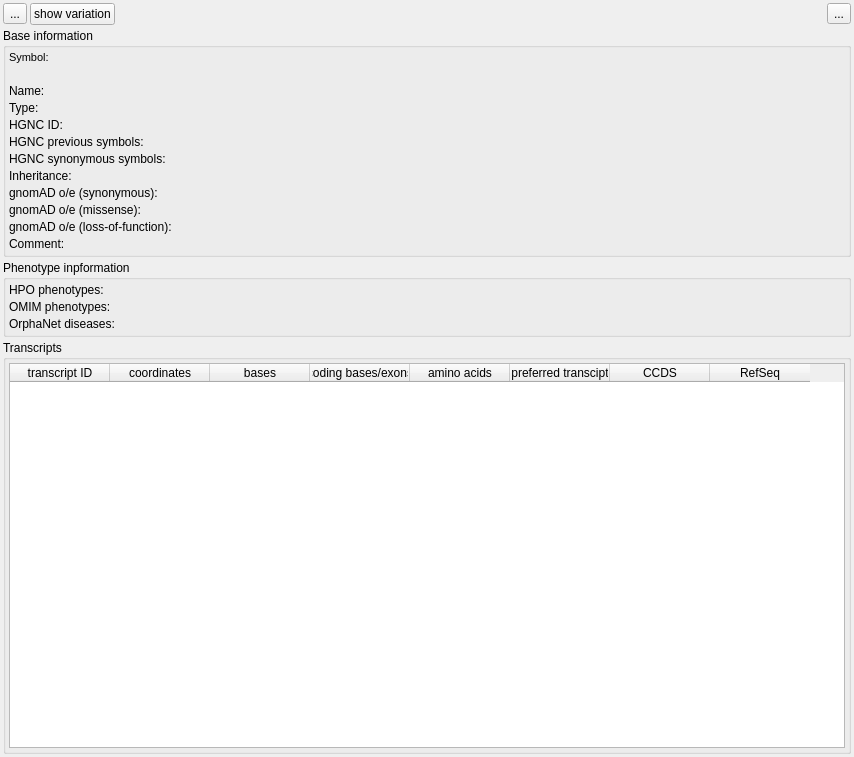
This is src/GSvar/GeneWidget.ui in imgag/ngs-bits as Qt 5 draws it before an edit. The edited form follows.
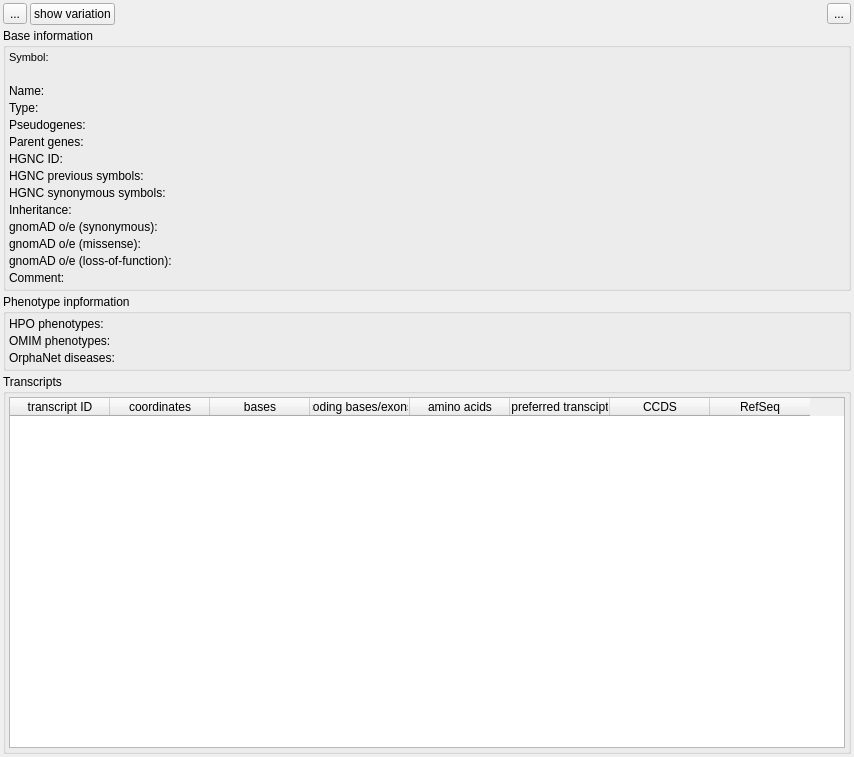
This is the edited form. Icons and pictures are not drawn.

Commit message:
src/GSvar/GeneWidget.* added Pseudogene support to GeneWidget
src/NGSDImportEnsembl/main.cpp: added check for invalid transcripts

Diff of the .ui file:
```diff
--- a/src/GSvar/GeneWidget.ui
+++ b/src/GSvar/GeneWidget.ui
@@ -228,7 +228,7 @@
         </property>
        </widget>
       </item>
-      <item row="5" column="0">
+      <item row="7" column="0">
        <widget class="QLabel" name="label_3">
         <property name="text">
          <string>HGNC previous symbols:</string>
@@ -238,7 +238,7 @@
         </property>
        </widget>
       </item>
-      <item row="5" column="1">
+      <item row="7" column="1">
        <widget class="QLabel" name="hgnc_previous">
         <property name="sizePolicy">
          <sizepolicy hsizetype="Expanding" vsizetype="Preferred">
@@ -257,7 +257,7 @@
         </property>
        </widget>
       </item>
-      <item row="6" column="0">
+      <item row="8" column="0">
        <widget class="QLabel" name="label_6">
         <property name="text">
          <string>HGNC synonymous symbols:</string>
@@ -267,7 +267,7 @@
         </property>
        </widget>
       </item>
-      <item row="6" column="1">
+      <item row="8" column="1">
        <widget class="QLabel" name="hgnc_synonymous">
         <property name="sizePolicy">
          <sizepolicy hsizetype="Expanding" vsizetype="Preferred">
@@ -286,7 +286,7 @@
         </property>
        </widget>
       </item>
-      <item row="7" column="0">
+      <item row="9" column="0">
        <widget class="QLabel" name="label_4">
         <property name="text">
          <string>Inheritance:</string>
@@ -296,7 +296,7 @@
         </property>
        </widget>
       </item>
-      <item row="7" column="1">
+      <item row="9" column="1">
        <widget class="QLabel" name="inheritance">
         <property name="sizePolicy">
          <sizepolicy hsizetype="Expanding" vsizetype="Preferred">
@@ -312,7 +312,7 @@
         </property>
        </widget>
       </item>
-      <item row="8" column="0">
+      <item row="10" column="0">
        <widget class="QLabel" name="label_7">
         <property name="text">
          <string>gnomAD o/e (synonymous):</string>
@@ -322,7 +322,7 @@
         </property>
        </widget>
       </item>
-      <item row="8" column="1">
+      <item row="10" column="1">
        <widget class="QLabel" name="oe_syn">
         <property name="sizePolicy">
          <sizepolicy hsizetype="Expanding" vsizetype="Preferred">
@@ -338,7 +338,7 @@
         </property>
        </widget>
       </item>
-      <item row="9" column="0">
+      <item row="11" column="0">
        <widget class="QLabel" name="label_9">
         <property name="text">
          <string>gnomAD o/e (missense):</string>
@@ -348,7 +348,7 @@
         </property>
        </widget>
       </item>
-      <item row="9" column="1">
+      <item row="11" column="1">
        <widget class="QLabel" name="oe_mis">
         <property name="sizePolicy">
          <sizepolicy hsizetype="Expanding" vsizetype="Preferred">
@@ -364,7 +364,7 @@
         </property>
        </widget>
       </item>
-      <item row="10" column="0">
+      <item row="12" column="0">
        <widget class="QLabel" name="label_10">
         <property name="text">
          <string>gnomAD o/e (loss-of-function):</string>
@@ -374,7 +374,7 @@
         </property>
        </widget>
       </item>
-      <item row="10" column="1">
+      <item row="12" column="1">
        <widget class="QLabel" name="oe_lof">
         <property name="sizePolicy">
          <sizepolicy hsizetype="Expanding" vsizetype="Preferred">
@@ -390,7 +390,7 @@
         </property>
        </widget>
       </item>
-      <item row="11" column="0">
+      <item row="13" column="0">
        <widget class="QLabel" name="label_5">
         <property name="text">
          <string>Comment:</string>
@@ -400,7 +400,7 @@
         </property>
        </widget>
       </item>
-      <item row="11" column="1">
+      <item row="13" column="1">
        <widget class="QLabel" name="comments">
         <property name="sizePolicy">
          <sizepolicy hsizetype="Expanding" vsizetype="Preferred">
@@ -419,14 +419,14 @@
         </property>
        </widget>
       </item>
-      <item row="4" column="0">
+      <item row="6" column="0">
        <widget class="QLabel" name="label_13">
         <property name="text">
          <string>HGNC ID:</string>
         </property>
        </widget>
       </item>
-      <item row="4" column="1">
+      <item row="6" column="1">
        <widget class="QLabel" name="hgnc_id">
         <property name="text">
          <string/>
@@ -456,6 +456,34 @@
         </property>
        </widget>
       </item>
+      <item row="4" column="0">
+       <widget class="QLabel" name="pseudogene_label">
+        <property name="text">
+         <string>Pseudogenes:</string>
+        </property>
+       </widget>
+      </item>
+      <item row="4" column="1">
+       <widget class="QLabel" name="pseudogenes">
+        <property name="text">
+         <string/>
+        </property>
+       </widget>
+      </item>
+      <item row="5" column="0">
+       <widget class="QLabel" name="parent_gene_label">
+        <property name="text">
+         <string>Parent genes:</string>
+        </property>
+       </widget>
+      </item>
+      <item row="5" column="1">
+       <widget class="QLabel" name="parent_genes">
+        <property name="text">
+         <string/>
+        </property>
+       </widget>
+      </item>
      </layout>
     </widget>
    </item>
```
The commit also changes 4 other files.
